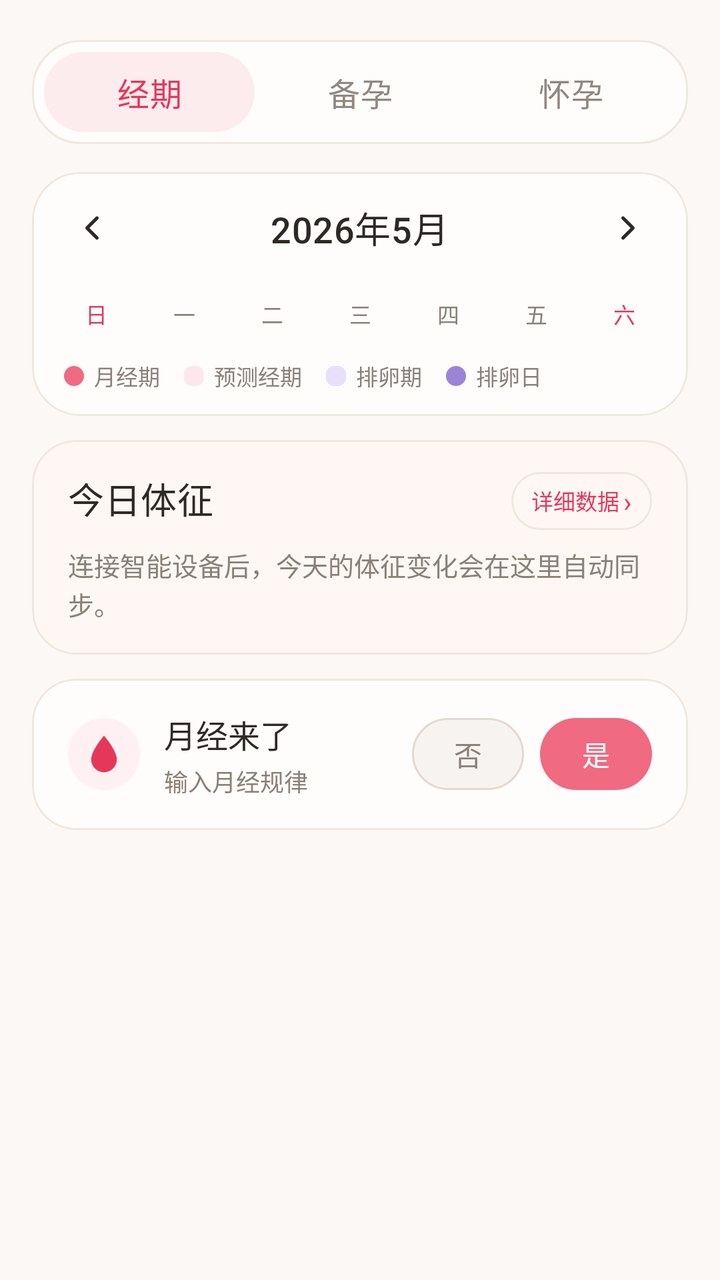
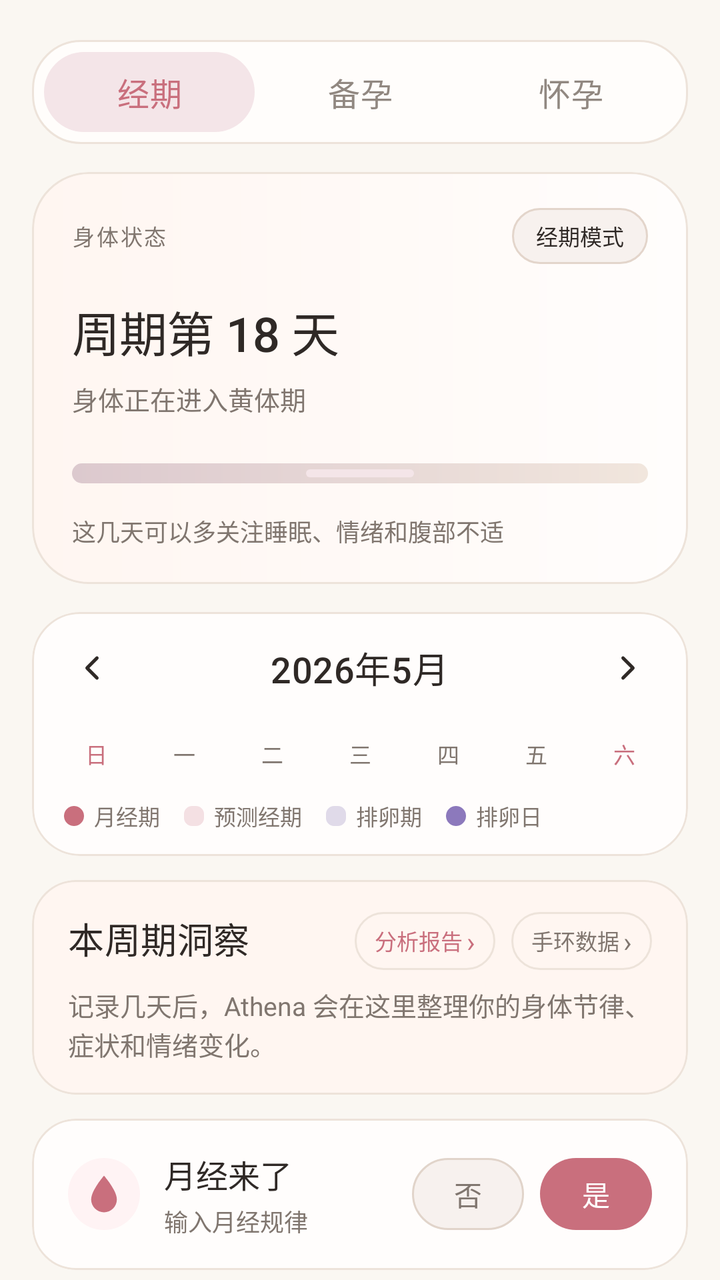

Two renders of the same Android screen: before a commit and after it. Below are the layout's source before the change and the commit's diff.
<!-- AndroidManifest.xml: application theme Theme.Athena -->
<!-- res/layout/fragment_period.xml -->
<?xml version="1.0" encoding="utf-8"?>
<androidx.core.widget.NestedScrollView
    xmlns:android="http://schemas.android.com/apk/res/android"
    xmlns:app="http://schemas.android.com/apk/res-auto"
    android:layout_width="match_parent"
    android:layout_height="match_parent"
    android:background="@color/health_page_bg"
    android:fillViewport="true">

    <LinearLayout
        android:layout_width="match_parent"
        android:layout_height="wrap_content"
        android:orientation="vertical"
        android:paddingBottom="24dp">

        <LinearLayout
            android:id="@+id/period_top_tabs"
            android:layout_width="match_parent"
            android:layout_height="wrap_content"
            android:layout_marginStart="16dp"
            android:layout_marginTop="20dp"
            android:layout_marginEnd="16dp"
            android:background="@drawable/bg_health_tabs_container"
            android:gravity="center"
            android:orientation="horizontal"
            android:padding="6dp">

            <TextView
                android:id="@+id/tab_period"
                style="@style/HealthTabTextActive"
                android:layout_width="0dp"
                android:layout_height="40dp"
                android:layout_weight="1"
                android:background="@drawable/bg_health_tab_active"
                android:gravity="center"
                android:text="经期" />

            <TextView
                android:id="@+id/tab_pregnancy_prep"
                style="@style/HealthTabTextInactive"
                android:layout_width="0dp"
                android:layout_height="40dp"
                android:layout_weight="1"
                android:gravity="center"
                android:text="备孕" />

            <TextView
                android:id="@+id/tab_pregnancy"
                style="@style/HealthTabTextInactive"
                android:layout_width="0dp"
                android:layout_height="40dp"
                android:layout_weight="1"
                android:gravity="center"
                android:text="怀孕" />

        </LinearLayout>

        <com.google.android.material.card.MaterialCardView
            android:layout_width="match_parent"
            android:layout_height="wrap_content"
            android:layout_marginStart="16dp"
            android:layout_marginTop="14dp"
            android:layout_marginEnd="16dp"
            app:cardBackgroundColor="@color/health_card_bg"
            app:cardCornerRadius="24dp"
            app:cardElevation="0dp"
            app:strokeColor="@color/health_card_stroke"
            app:strokeWidth="1dp">

            <LinearLayout
                android:layout_width="match_parent"
                android:layout_height="wrap_content"
                android:orientation="vertical"
                android:paddingBottom="12dp">

                <RelativeLayout
                    android:layout_width="match_parent"
                    android:layout_height="56dp"
                    android:paddingStart="10dp"
                    android:paddingEnd="10dp">

                    <ImageButton
                        android:id="@+id/btn_prev_month"
                        android:layout_width="40dp"
                        android:layout_height="40dp"
                        android:layout_alignParentStart="true"
                        android:layout_centerVertical="true"
                        android:background="?attr/selectableItemBackgroundBorderless"
                        android:contentDescription="上一月"
                        android:padding="10dp"
                        android:scaleType="centerInside"
                        android:src="@drawable/ic_arrow_back"
                        app:tint="@color/health_text_primary" />

                    <TextView
                        android:id="@+id/tv_month_year"
                        style="@style/HealthMonthText"
                        android:layout_width="wrap_content"
                        android:layout_height="wrap_content"
                        android:layout_centerInParent="true"
                        android:text="2026年5月" />

                    <ImageButton
                        android:id="@+id/btn_next_month"
                        android:layout_width="40dp"
                        android:layout_height="40dp"
                        android:layout_alignParentEnd="true"
                        android:layout_centerVertical="true"
                        android:background="?attr/selectableItemBackgroundBorderless"
                        android:contentDescription="下一月"
                        android:padding="10dp"
                        android:scaleType="centerInside"
                        android:src="@drawable/ic_arrow_right"
                        app:tint="@color/health_text_primary" />

                </RelativeLayout>

                <LinearLayout
                    android:layout_width="match_parent"
                    android:layout_height="30dp"
                    android:orientation="horizontal"
                    android:paddingStart="10dp"
                    android:paddingEnd="10dp">

                    <TextView
                        style="@style/HealthLegendText"
                        android:layout_width="0dp"
                        android:layout_height="match_parent"
                        android:layout_weight="1"
                        android:gravity="center"
                        android:text="日"
                        android:textColor="@color/period_rose" />
                    <TextView
                        style="@style/HealthLegendText"
                        android:layout_width="0dp"
                        android:layout_height="match_parent"
                        android:layout_weight="1"
                        android:gravity="center"
                        android:text="一" />
                    <TextView
                        style="@style/HealthLegendText"
                        android:layout_width="0dp"
                        android:layout_height="match_parent"
                        android:layout_weight="1"
                        android:gravity="center"
                        android:text="二" />
                    <TextView
                        style="@style/HealthLegendText"
                        android:layout_width="0dp"
                        android:layout_height="match_parent"
                        android:layout_weight="1"
                        android:gravity="center"
                        android:text="三" />
                    <TextView
                        style="@style/HealthLegendText"
                        android:layout_width="0dp"
                        android:layout_height="match_parent"
                        android:layout_weight="1"
                        android:gravity="center"
                        android:text="四" />
                    <TextView
                        style="@style/HealthLegendText"
                        android:layout_width="0dp"
                        android:layout_height="match_parent"
                        android:layout_weight="1"
                        android:gravity="center"
                        android:text="五" />
                    <TextView
                        style="@style/HealthLegendText"
                        android:layout_width="0dp"
                        android:layout_height="match_parent"
                        android:layout_weight="1"
                        android:gravity="center"
                        android:text="六"
                        android:textColor="@color/period_rose" />

                </LinearLayout>

                <androidx.recyclerview.widget.RecyclerView
                    android:id="@+id/rv_calendar"
                    android:layout_width="match_parent"
                    android:layout_height="wrap_content"
                    android:nestedScrollingEnabled="false"
                    android:overScrollMode="never"
                    android:paddingStart="8dp"
                    android:paddingEnd="8dp" />

                <LinearLayout
                    android:layout_width="match_parent"
                    android:layout_height="wrap_content"
                    android:gravity="center_vertical"
                    android:orientation="horizontal"
                    android:paddingStart="16dp"
                    android:paddingTop="8dp"
                    android:paddingEnd="16dp">

                    <View
                        android:layout_width="10dp"
                        android:layout_height="10dp"
                        android:background="@drawable/legend_dot_period" />
                    <TextView
                        style="@style/HealthLegendText"
                        android:layout_width="wrap_content"
                        android:layout_height="wrap_content"
                        android:layout_marginStart="5dp"
                        android:layout_marginEnd="12dp"
                        android:text="月经期" />

                    <View
                        android:layout_width="10dp"
                        android:layout_height="10dp"
                        android:background="@drawable/legend_rect_predicted" />
                    <TextView
                        style="@style/HealthLegendText"
                        android:layout_width="wrap_content"
                        android:layout_height="wrap_content"
                        android:layout_marginStart="5dp"
                        android:layout_marginEnd="12dp"
                        android:text="预测经期" />

                    <View
                        android:layout_width="10dp"
                        android:layout_height="10dp"
                        android:background="@drawable/legend_rect_ovulation" />
                    <TextView
                        style="@style/HealthLegendText"
                        android:layout_width="wrap_content"
                        android:layout_height="wrap_content"
                        android:layout_marginStart="5dp"
                        android:layout_marginEnd="12dp"
                        android:text="排卵期" />

                    <View
                        android:layout_width="10dp"
                        android:layout_height="10dp"
                        android:background="@drawable/legend_dot_ovulation_day" />
                    <TextView
                        style="@style/HealthLegendText"
                        android:layout_width="wrap_content"
                        android:layout_height="wrap_content"
                        android:layout_marginStart="5dp"
                        android:text="排卵日" />

                </LinearLayout>

            </LinearLayout>

        </com.google.android.material.card.MaterialCardView>

        <com.google.android.material.card.MaterialCardView
            android:id="@+id/card_health_data"
            android:layout_width="match_parent"
            android:layout_height="wrap_content"
            android:layout_marginStart="16dp"
            android:layout_marginTop="12dp"
            android:layout_marginEnd="16dp"
            android:clickable="true"
            android:focusable="true"
            android:foreground="?attr/selectableItemBackground"
            app:cardBackgroundColor="@color/health_card_tint"
            app:cardCornerRadius="22dp"
            app:cardElevation="0dp"
            app:strokeColor="@color/health_card_stroke"
            app:strokeWidth="1dp">

            <LinearLayout
                android:layout_width="match_parent"
                android:layout_height="wrap_content"
                android:orientation="vertical"
                android:paddingStart="18dp"
                android:paddingTop="16dp"
                android:paddingEnd="18dp"
                android:paddingBottom="16dp">

                <RelativeLayout
                    android:layout_width="match_parent"
                    android:layout_height="wrap_content">

                    <TextView
                        android:id="@+id/tv_health_title"
                        style="@style/HealthCardTitleText"
                        android:layout_width="wrap_content"
                        android:layout_height="wrap_content"
                        android:text="今日体征" />

                    <LinearLayout
                        android:id="@+id/ll_more_health_data"
                        android:layout_width="wrap_content"
                        android:layout_height="wrap_content"
                        android:layout_alignParentEnd="true"
                        android:background="@drawable/bg_health_secondary_chip"
                        android:gravity="center_vertical"
                        android:orientation="horizontal"
                        android:paddingStart="10dp"
                        android:paddingTop="5dp"
                        android:paddingEnd="10dp"
                        android:paddingBottom="5dp">

                        <TextView
                            style="@style/HealthLegendText"
                            android:layout_width="wrap_content"
                            android:layout_height="wrap_content"
                            android:text="详细数据"
                            android:textColor="@color/period_rose" />

                        <TextView
                            android:layout_width="wrap_content"
                            android:layout_height="wrap_content"
                            android:layout_marginStart="2dp"
                            android:text="›"
                            android:textColor="@color/period_rose"
                            android:textSize="14sp" />

                    </LinearLayout>

                </RelativeLayout>

                <TextView
                    style="@style/HealthCardSubtitleText"
                    android:layout_width="wrap_content"
                    android:layout_height="wrap_content"
                    android:layout_marginTop="8dp"
                    android:text="连接智能设备后，今天的体征变化会在这里自动同步。" />

            </LinearLayout>

        </com.google.android.material.card.MaterialCardView>

        <com.google.android.material.card.MaterialCardView
            android:layout_width="match_parent"
            android:layout_height="wrap_content"
            android:layout_marginStart="16dp"
            android:layout_marginTop="12dp"
            android:layout_marginEnd="16dp"
            app:cardBackgroundColor="@color/health_card_bg"
            app:cardCornerRadius="22dp"
            app:cardElevation="0dp"
            app:strokeColor="@color/health_card_stroke"
            app:strokeWidth="1dp">

            <LinearLayout
                android:layout_width="match_parent"
                android:layout_height="wrap_content"
                android:gravity="center_vertical"
                android:orientation="horizontal"
                android:paddingStart="18dp"
                android:paddingTop="16dp"
                android:paddingEnd="18dp"
                android:paddingBottom="16dp">

                <ImageView
                    android:layout_width="36dp"
                    android:layout_height="36dp"
                    android:background="@drawable/bg_health_icon_circle"
                    android:contentDescription="月经"
                    android:padding="7dp"
                    android:scaleType="centerInside"
                    android:src="@drawable/ic_blood_drop" />

                <LinearLayout
                    android:layout_width="0dp"
                    android:layout_height="wrap_content"
                    android:layout_marginStart="12dp"
                    android:layout_weight="1"
                    android:orientation="vertical">

                    <TextView
                        android:id="@+id/tv_period_title"
                        style="@style/HealthActionTitleText"
                        android:layout_width="match_parent"
                        android:layout_height="wrap_content"
                        android:text="月经来了" />

                    <TextView
                        android:id="@+id/tv_cycle_settings_entry_period"
                        style="@style/HealthActionMetaText"
                        android:layout_width="wrap_content"
                        android:layout_height="wrap_content"
                        android:layout_marginTop="3dp"
                        android:text="输入月经规律" />

                </LinearLayout>

                <TextView
                    android:id="@+id/btn_period_no"
                    android:layout_width="56dp"
                    android:layout_height="36dp"
                    android:layout_marginEnd="8dp"
                    android:background="@drawable/bg_period_btn_no"
                    android:clickable="true"
                    android:focusable="true"
                    android:gravity="center"
                    android:text="否"
                    android:textColor="@color/health_text_secondary"
                    android:textSize="14sp" />

                <TextView
                    android:id="@+id/btn_period_yes"
                    android:layout_width="56dp"
                    android:layout_height="36dp"
                    android:background="@drawable/bg_period_btn_yes"
                    android:clickable="true"
                    android:focusable="true"
                    android:gravity="center"
                    android:text="是"
                    android:textColor="@color/white"
                    android:textSize="14sp" />

            </LinearLayout>

        </com.google.android.material.card.MaterialCardView>

        <com.google.android.material.card.MaterialCardView
            android:layout_width="match_parent"
            android:layout_height="wrap_content"
            android:layout_marginStart="16dp"
            android:layout_marginTop="12dp"
            android:layout_marginEnd="16dp"
            android:layout_marginBottom="20dp"
            app:cardBackgroundColor="@color/health_card_bg"
            app:cardCornerRadius="22dp"
            app:cardElevation="0dp"
            app:strokeColor="@color/health_card_stroke"
            app:strokeWidth="1dp">

            <LinearLayout
                android:id="@+id/action_list_container"
                android:layout_width="match_parent"
                android:layout_height="wrap_content"
                android:orientation="vertical" />

        </com.google.android.material.card.MaterialCardView>

    </LinearLayout>

</androidx.core.widget.NestedScrollView>
<!-- resources referenced by this layout -->
<resources>
  <color name="health_card_stroke">#F0E7DF</color>
  <color name="health_card_tint">#FFF7F3</color>
  <color name="health_page_bg">#FCF8F5</color>
  <color name="health_text_secondary">#8B8078</color>
  <color name="period_rose">#E5375A</color>
  <color name="health_icon_bg">#FFF1F3</color>
  <color name="health_tab_active_fill">#FCECEE</color>
  <color name="health_toggle_no_fill">#F7F3F0</color>
  <color name="health_toggle_no_stroke">#E4D9D1</color>
  <color name="health_period_strong">#F06A82</color>
  <color name="health_ovulation_day">#9B83D8</color>
  <color name="health_ovulation_window">#E8E0FA</color>
  <color name="health_accent_soft">#FDE7EC</color>
  <!-- unchanged entries left out for length: 30 -->
</resources>

<!-- the commit's change to res/layout/fragment_period.xml (unified diff, before → after) -->
@@ -54,6 +54,8 @@
                 android:text="怀孕" />
 
         </LinearLayout>
+
+        <include layout="@layout/include_health_status_card" />
 
         <com.google.android.material.card.MaterialCardView
             android:layout_width="match_parent"
@@ -281,35 +283,74 @@
                         style="@style/HealthCardTitleText"
                         android:layout_width="wrap_content"
                         android:layout_height="wrap_content"
-                        android:text="今日体征" />
+                        android:text="本周期洞察" />
 
                     <LinearLayout
-                        android:id="@+id/ll_more_health_data"
+                        android:id="@+id/layout_health_data_actions"
                         android:layout_width="wrap_content"
                         android:layout_height="wrap_content"
                         android:layout_alignParentEnd="true"
-                        android:background="@drawable/bg_health_secondary_chip"
                         android:gravity="center_vertical"
-                        android:orientation="horizontal"
-                        android:paddingStart="10dp"
-                        android:paddingTop="5dp"
-                        android:paddingEnd="10dp"
-                        android:paddingBottom="5dp">
-
-                        <TextView
-                            style="@style/HealthLegendText"
+                        android:orientation="horizontal">
+
+                        <LinearLayout
+                            android:id="@+id/ll_more_health_data"
                             android:layout_width="wrap_content"
                             android:layout_height="wrap_content"
-                            android:text="详细数据"
-                            android:textColor="@color/period_rose" />
-
-                        <TextView
+                            android:background="@drawable/bg_health_secondary_chip"
+                            android:gravity="center_vertical"
+                            android:orientation="horizontal"
+                            android:paddingStart="10dp"
+                            android:paddingTop="5dp"
+                            android:paddingEnd="10dp"
+                            android:paddingBottom="5dp">
+
+                            <TextView
+                                style="@style/HealthLegendText"
+                                android:layout_width="wrap_content"
+                                android:layout_height="wrap_content"
+                                android:text="分析报告"
+                                android:textColor="@color/period_rose" />
+
+                            <TextView
+                                android:layout_width="wrap_content"
+                                android:layout_height="wrap_content"
+                                android:layout_marginStart="2dp"
+                                android:text="›"
+                                android:textColor="@color/period_rose"
+                                android:textSize="14sp" />
+
+                        </LinearLayout>
+
+                        <LinearLayout
+                            android:id="@+id/ll_smart_band_data"
                             android:layout_width="wrap_content"
                             android:layout_height="wrap_content"
-                            android:layout_marginStart="2dp"
-                            android:text="›"
-                            android:textColor="@color/period_rose"
-                            android:textSize="14sp" />
+                            android:layout_marginStart="8dp"
+                            android:background="@drawable/bg_health_secondary_chip"
+                            android:gravity="center_vertical"
+                            android:orientation="horizontal"
+                            android:paddingStart="10dp"
+                            android:paddingTop="5dp"
+                            android:paddingEnd="10dp"
+                            android:paddingBottom="5dp">
+
+                            <TextView
+                                style="@style/HealthLegendText"
+                                android:layout_width="wrap_content"
+                                android:layout_height="wrap_content"
+                                android:text="手环数据"
+                                android:textColor="@color/health_text_secondary" />
+
+                            <TextView
+                                android:layout_width="wrap_content"
+                                android:layout_height="wrap_content"
+                                android:layout_marginStart="2dp"
+                                android:text="›"
+                                android:textColor="@color/health_text_secondary"
+                                android:textSize="14sp" />
+
+                        </LinearLayout>
 
                     </LinearLayout>
 
@@ -320,7 +361,7 @@
                     android:layout_width="wrap_content"
                     android:layout_height="wrap_content"
                     android:layout_marginTop="8dp"
-                    android:text="连接智能设备后，今天的体征变化会在这里自动同步。" />
+                    android:text="记录几天后，Athena 会在这里整理你的身体节律、症状和情绪变化。" />
 
             </LinearLayout>
 
@@ -434,3 +475,103 @@
     </LinearLayout>
 
 </androidx.core.widget.NestedScrollView>
+<!-- res/layout/include_health_status_card.xml (included above) -->
+<?xml version="1.0" encoding="utf-8"?>
+<com.google.android.material.card.MaterialCardView
+    xmlns:android="http://schemas.android.com/apk/res/android"
+    xmlns:app="http://schemas.android.com/apk/res-auto"
+    android:id="@+id/card_health_status"
+    android:layout_width="match_parent"
+    android:layout_height="wrap_content"
+    android:layout_marginStart="16dp"
+    android:layout_marginTop="14dp"
+    android:layout_marginEnd="16dp"
+    app:cardBackgroundColor="@android:color/transparent"
+    app:cardCornerRadius="28dp"
+    app:cardElevation="0dp"
+    app:strokeWidth="0dp">
+
+    <LinearLayout
+        android:layout_width="match_parent"
+        android:layout_height="wrap_content"
+        android:background="@drawable/bg_health_status_panel"
+        android:orientation="vertical"
+        android:paddingStart="20dp"
+        android:paddingTop="18dp"
+        android:paddingEnd="20dp"
+        android:paddingBottom="18dp">
+
+        <RelativeLayout
+            android:layout_width="match_parent"
+            android:layout_height="wrap_content">
+
+            <TextView
+                android:id="@+id/tv_health_status_kicker"
+                style="@style/HealthStatusKickerText"
+                android:layout_width="wrap_content"
+                android:layout_height="wrap_content"
+                android:layout_centerVertical="true"
+                android:text="身体状态" />
+
+            <TextView
+                android:id="@+id/tv_health_status_badge"
+                style="@style/HealthStatusBadgeText"
+                android:layout_width="wrap_content"
+                android:layout_height="28dp"
+                android:layout_alignParentEnd="true"
+                android:background="@drawable/bg_health_status_badge"
+                android:gravity="center"
+                android:minWidth="64dp"
+                android:paddingStart="12dp"
+                android:paddingEnd="12dp"
+                android:text="经期模式" />
+
+        </RelativeLayout>
+
+        <TextView
+            android:id="@+id/tv_health_status_title"
+            style="@style/HealthStatusTitleText"
+            android:layout_width="match_parent"
+            android:layout_height="wrap_content"
+            android:layout_marginTop="16dp"
+            android:text="周期第 18 天" />
+
+        <TextView
+            android:id="@+id/tv_health_status_subtitle"
+            style="@style/HealthStatusSubtitleText"
+            android:layout_width="match_parent"
+            android:layout_height="wrap_content"
+            android:layout_marginTop="7dp"
+            android:text="身体正在进入黄体期" />
+
+        <FrameLayout
+            android:layout_width="match_parent"
+            android:layout_height="20dp"
+            android:layout_marginTop="18dp">
+
+            <View
+                android:id="@+id/view_health_status_rail"
+                android:layout_width="match_parent"
+                android:layout_height="10dp"
+                android:layout_gravity="center_vertical"
+                android:background="@drawable/bg_health_status_rail" />
+
+            <View
+                android:id="@+id/view_health_status_marker"
+                android:layout_width="54dp"
+                android:layout_height="4dp"
+                android:layout_gravity="center_vertical|center_horizontal"
+                android:background="@drawable/bg_health_tab_active" />
+
+        </FrameLayout>
+
+        <TextView
+            android:id="@+id/tv_health_status_hint"
+            style="@style/HealthStatusHintText"
+            android:layout_width="match_parent"
+            android:layout_height="wrap_content"
+            android:layout_marginTop="10dp"
+            android:text="这几天可以多关注睡眠、情绪和腹部不适" />
+
+    </LinearLayout>
+</com.google.android.material.card.MaterialCardView>
<!-- resource entries referenced after the edit -->
@@ -1,18 +1,96 @@
 <!-- resources referenced by this layout -->
 <resources>
-  <color name="health_card_stroke">#F0E7DF</color>
-  <color name="health_card_tint">#FFF7F3</color>
-  <color name="health_page_bg">#FCF8F5</color>
-  <color name="health_text_secondary">#8B8078</color>
-  <color name="period_rose">#E5375A</color>
-  <color name="health_icon_bg">#FFF1F3</color>
-  <color name="health_tab_active_fill">#FCECEE</color>
-  <color name="health_toggle_no_fill">#F7F3F0</color>
-  <color name="health_toggle_no_stroke">#E4D9D1</color>
-  <color name="health_period_strong">#F06A82</color>
-  <color name="health_ovulation_day">#9B83D8</color>
-  <color name="health_ovulation_window">#E8E0FA</color>
-  <color name="health_accent_soft">#FDE7EC</color>
+  <color name="health_card_stroke">#EDE3DA</color>
+  <color name="health_card_tint">#FFF6F1</color>
+  <color name="health_page_bg">#FAF7F2</color>
+  <color name="health_text_secondary">#80766F</color>
+  <color name="period_rose">#C96F7D</color>
+  <!-- drawable bg_health_status_badge (drawable) -->
+  <?xml version="1.0" encoding="utf-8"?>
+  <shape xmlns:android="http://schemas.android.com/apk/res/android"
+      android:shape="rectangle">
+      <solid android:color="#F7F1EE" />
+      <stroke
+          android:width="1dp"
+          android:color="#E3D5CB" />
+      <corners android:radius="999dp" />
+  </shape>
+  <!-- drawable bg_health_status_panel (drawable) -->
+  <?xml version="1.0" encoding="utf-8"?>
+  <shape xmlns:android="http://schemas.android.com/apk/res/android"
+      android:shape="rectangle">
+      <gradient
+          android:angle="0"
+          android:endColor="@color/health_card_bg"
+          android:startColor="@color/health_card_tint"
+          android:type="linear" />
+      <stroke
+          android:width="1dp"
+          android:color="@color/health_card_stroke" />
+      <corners android:radius="28dp" />
+  </shape>
+  <!-- drawable bg_health_status_rail (drawable) -->
+  <?xml version="1.0" encoding="utf-8"?>
+  <shape xmlns:android="http://schemas.android.com/apk/res/android"
+      android:shape="rectangle">
+      <gradient
+          android:angle="0"
+          android:endColor="#F1E6DD"
+          android:startColor="#DCC9CE"
+          android:type="linear" />
+      <corners android:radius="999dp" />
+  </shape>
+  <style name="HealthStatusBadgeText" parent="TextAppearance.AppCompat.Caption">
+          <item name="android:textSize">11sp</item>
+          <item name="android:textStyle">normal</item>
+          <item name="android:textColor">@color/health_text_primary</item>
+          <item name="android:fontFamily">sans-serif-medium</item>
+          <item name="fontFamily">sans-serif-medium</item>
+          <item name="android:includeFontPadding">false</item>
+      </style>
+  <style name="HealthStatusHintText" parent="TextAppearance.AppCompat.Caption">
+          <item name="android:textSize">12sp</item>
+          <item name="android:textStyle">normal</item>
+          <item name="android:textColor">@color/health_text_secondary</item>
+          <item name="android:fontFamily">sans-serif</item>
+          <item name="fontFamily">sans-serif</item>
+          <item name="android:includeFontPadding">false</item>
+      </style>
+  <style name="HealthStatusKickerText" parent="TextAppearance.AppCompat.Caption">
+          <item name="android:textSize">11sp</item>
+          <item name="android:textStyle">normal</item>
+          <item name="android:textColor">@color/health_text_secondary</item>
+          <item name="android:fontFamily">sans-serif-medium</item>
+          <item name="fontFamily">sans-serif-medium</item>
+          <item name="android:letterSpacing">0.08</item>
+          <item name="android:includeFontPadding">false</item>
+      </style>
+  <style name="HealthStatusSubtitleText" parent="TextAppearance.AppCompat.Body2">
+          <item name="android:textSize">13sp</item>
+          <item name="android:textStyle">normal</item>
+          <item name="android:textColor">@color/health_text_secondary</item>
+          <item name="android:fontFamily">sans-serif</item>
+          <item name="fontFamily">sans-serif</item>
+          <item name="android:lineSpacingExtra">1dp</item>
+          <item name="android:includeFontPadding">false</item>
+      </style>
+  <style name="HealthStatusTitleText" parent="TextAppearance.AppCompat.Body1">
+          <item name="android:textSize">24sp</item>
+          <item name="android:textStyle">normal</item>
+          <item name="android:textColor">@color/health_text_primary</item>
+          <item name="android:fontFamily">sans-serif-medium</item>
+          <item name="fontFamily">sans-serif-medium</item>
+          <item name="android:letterSpacing">-0.01</item>
+          <item name="android:includeFontPadding">false</item>
+      </style>
+  <color name="health_icon_bg">#FFF3F4</color>
+  <color name="health_tab_active_fill">#F4E5E8</color>
+  <color name="health_toggle_no_fill">#F7F1EE</color>
+  <color name="health_toggle_no_stroke">#E1D4CA</color>
+  <color name="health_period_strong">#C96F7D</color>
+  <color name="health_ovulation_day">#8C79BC</color>
+  <color name="health_ovulation_window">#E0DAE9</color>
+  <color name="health_accent_soft">#F4E0E3</color>
   <!-- unchanged entries left out for length: 30 -->
 </resources>
 
